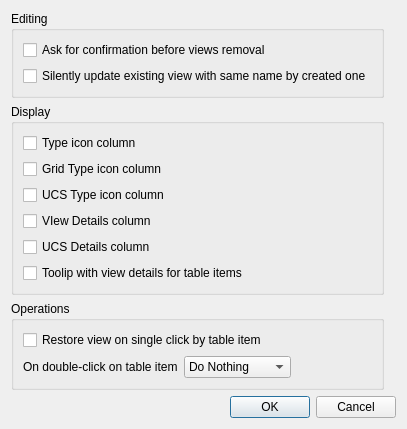
The window that librecad/src/ui/dock_widgets/views_list/lc_dlgnamedviewslistoptions.ui (LibreCAD/LibreCAD) describes before a commit, drawn with Qt 5.
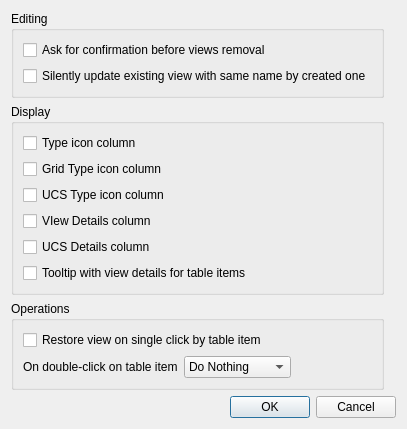
The same window after the commit.

Diff of the .ui file:
```diff
--- a/librecad/src/ui/dock_widgets/views_list/lc_dlgnamedviewslistoptions.ui
+++ b/librecad/src/ui/dock_widgets/views_list/lc_dlgnamedviewslistoptions.ui
@@ -55,7 +55,7 @@
          <string>If show, tooltip with additional information about view will be shown for table item.</string>
         </property>
         <property name="text">
-         <string>Toolip with view details for table items</string>
+         <string>Tooltip with view details for table items</string>
         </property>
        </widget>
       </item>
```
Left out of the diff: 8 changed lines with no effect on the pictures.
